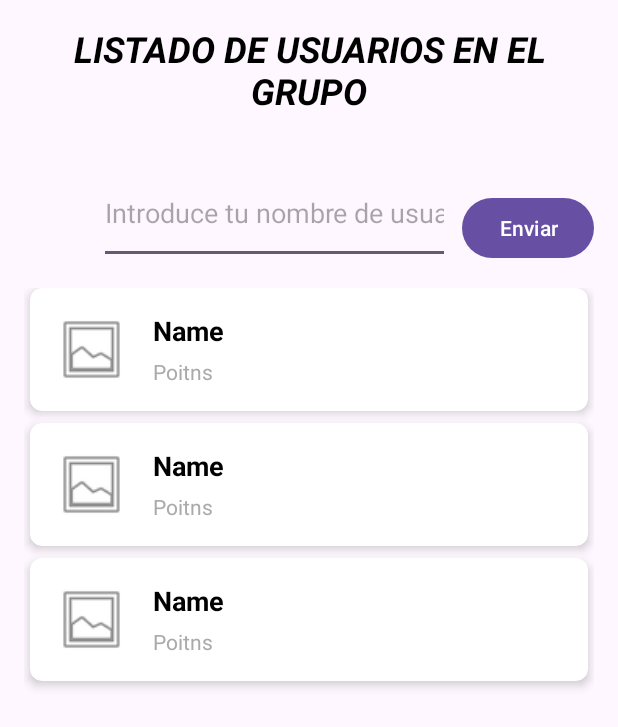
After one commit to pol-p/dsa-minimo2-examen, an Android app: the layout activity_group.xml on its own in the app's theme, with its tools: preview values and no code run, on a phone screen of 412 x 824 dp. The commit adds this screen. Shown: the top 727 px of the screen. Run offline under Robolectric (Android 15) with nearby library versions, the phone set to English and light mode, and no system bars.

Commit message:
Backend(Java) + Frontend(Android)

```diff
--- a/android-frontend/app/src/main/AndroidManifest.xml
+++ b/android-frontend/app/src/main/AndroidManifest.xml
@@ -32,6 +32,8 @@
         <activity android:name=".ui.main.PortalPageActivity" />
         <activity android:name=".ui.ranking.ViewRankingActivity" />
         <activity android:name=".ui.profile.ViewProfileActivity" />
+        <activity android:name=".ui.grupo.GrupoActivity" />
+        <activity android:name=".ui.grupo.MiGrupoActivity"/>
     </application>
 
 </manifest>
--- /dev/null
+++ b/android-frontend/app/src/main/res/layout/activity_group.xml
@@ -0,0 +1,68 @@
+<?xml version="1.0" encoding="utf-8"?>
+<androidx.constraintlayout.widget.ConstraintLayout
+    xmlns:android="http://schemas.android.com/apk/res/android"
+    xmlns:app="http://schemas.android.com/apk/res-auto"
+    xmlns:tools="http://schemas.android.com/tools"
+    android:layout_width="match_parent"
+    android:layout_height="match_parent"
+    android:padding="16dp">
+
+    <TextView
+        android:id="@+id/tvTituloPantalla"
+        android:layout_width="wrap_content"
+        android:layout_height="wrap_content"
+        android:text="LISTADO DE USUARIOS EN EL GRUPO"
+        android:textAlignment="center"
+        android:textColor="@android:color/black"
+        android:textSize="24sp"
+        android:textStyle="bold|italic"
+        app:layout_constraintEnd_toEndOf="parent"
+        app:layout_constraintHorizontal_bias="0.0"
+        app:layout_constraintStart_toStartOf="parent"
+        app:layout_constraintTop_toTopOf="parent" />
+
+    <EditText
+        android:id="@+id/textUsrname"
+        android:layout_width="234dp"
+        android:layout_height="67dp"
+        android:layout_marginTop="32dp"
+        android:layout_marginEnd="8dp"
+        android:hint="Introduce tu nombre de usuario"
+        android:inputType="text"
+        app:layout_constraintEnd_toStartOf="@+id/btnEnviar"
+        app:layout_constraintHorizontal_bias="1.0"
+        app:layout_constraintStart_toStartOf="parent"
+        app:layout_constraintTop_toBottomOf="@+id/tvTituloPantalla" />
+
+    <Button
+        android:id="@+id/btnEnviar"
+        android:layout_width="wrap_content"
+        android:layout_height="wrap_content"
+        android:text="Enviar"
+        app:layout_constraintBottom_toBottomOf="@+id/textUsrname"
+        app:layout_constraintEnd_toEndOf="parent"
+        app:layout_constraintTop_toTopOf="@+id/textUsrname"
+        app:layout_constraintVertical_bias="1.0" />
+
+    <androidx.recyclerview.widget.RecyclerView
+        android:id="@+id/XReciclerView"
+        android:layout_width="0dp"
+        android:layout_height="0dp"
+        android:layout_marginTop="16dp"
+        app:layout_constraintTop_toBottomOf="@+id/textUsrname"
+        app:layout_constraintBottom_toBottomOf="parent"
+        app:layout_constraintStart_toStartOf="parent"
+        app:layout_constraintEnd_toEndOf="parent"
+        tools:listitem="@layout/row_usr_grupo"/>
+
+    <ProgressBar
+        android:id="@+id/progressBarX"
+        android:layout_width="wrap_content"
+        android:layout_height="wrap_content"
+        android:visibility="gone"
+        app:layout_constraintTop_toTopOf="parent"
+        app:layout_constraintBottom_toBottomOf="parent"
+        app:layout_constraintStart_toStartOf="parent"
+        app:layout_constraintEnd_toEndOf="parent" />
+
+</androidx.constraintlayout.widget.ConstraintLayout>
--- /dev/null
+++ b/android-frontend/app/src/main/res/layout/row_usr_grupo.xml
@@ -0,0 +1,54 @@
+<?xml version="1.0" encoding="utf-8"?>
+<androidx.cardview.widget.CardView
+    xmlns:android="http://schemas.android.com/apk/res/android"
+    xmlns:app="http://schemas.android.com/apk/res-auto"
+    android:layout_width="match_parent"
+    android:layout_height="wrap_content"
+    android:layout_marginBottom="8dp"
+    android:layout_marginHorizontal="4dp"
+    app:cardCornerRadius="8dp"
+    app:cardElevation="4dp">
+
+    <androidx.constraintlayout.widget.ConstraintLayout
+        android:layout_width="match_parent"
+        android:layout_height="wrap_content"
+        android:padding="16dp">
+
+        <ImageView
+            android:id="@+id/ivIcono"
+            android:layout_width="50dp"
+            android:layout_height="50dp"
+            android:src="@android:drawable/ic_menu_gallery"
+            app:layout_constraintStart_toStartOf="parent"
+            app:layout_constraintTop_toTopOf="parent"
+            app:layout_constraintBottom_toBottomOf="parent"/>
+
+        <TextView
+            android:id="@+id/tvName"
+            android:layout_width="0dp"
+            android:layout_height="wrap_content"
+            android:text="Name"
+            android:textSize="18sp"
+            android:textStyle="bold"
+            android:textColor="@android:color/black"
+            android:layout_marginStart="16dp"
+            app:layout_constraintStart_toEndOf="@+id/ivIcono"
+            app:layout_constraintTop_toTopOf="parent"
+            app:layout_constraintEnd_toEndOf="parent"/>
+
+        <TextView
+            android:id="@+id/tvPoints"
+            android:layout_width="0dp"
+            android:layout_height="wrap_content"
+            android:text="Poitns"
+            android:textSize="14sp"
+            android:textColor="@android:color/darker_gray"
+            android:layout_marginStart="16dp"
+            android:layout_marginTop="4dp"
+            app:layout_constraintStart_toEndOf="@+id/ivIcono"
+            app:layout_constraintTop_toBottomOf="@+id/tvName"
+            app:layout_constraintEnd_toEndOf="parent"
+            app:layout_constraintBottom_toBottomOf="parent"/>
+
+    </androidx.constraintlayout.widget.ConstraintLayout>
+</androidx.cardview.widget.CardView>
```
Also changed, not shown: android-frontend/app/src/main/java/edu/upc/dsa_android_DriveNdodge/api/GrupoService.java (added, +17 -0 lines), android-frontend/app/src/main/java/edu/upc/dsa_android_DriveNdodge/models/Pregunta.java (deleted, +0 -39 lines), android-frontend/app/src/main/java/edu/upc/dsa_android_DriveNdodge/models/UsrMinimo2.java (added, +49 -0 lines), android-frontend/app/src/main/java/edu/upc/dsa_android_DriveNdodge/ui/grupo/GrupoActivity.java (added, +78 -0 lines), android-frontend/app/src/main/java/edu/upc/dsa_android_DriveNdodge/ui/grupo/GrupoAdapter.java (added, +58 -0 lines), android-frontend/app/src/main/java/edu/upc/dsa_android_DriveNdodge/ui/grupo/MiGrupoActivity.java (added, +92 -0 lines), android-frontend/app/src/main/java/edu/upc/dsa_android_DriveNdodge/ui/main/PortalPageActivity.java (+14 -1 lines), android-frontend/app/src/main/res/layout/activity_migroup.xml (added, +43 -0 lines), android-frontend/app/src/main/res/layout/activity_portalpage.xml (+16 -0 lines), java-backend/src/main/java/database/impl/BaseDeDatosHashMap.java (+8 -0 lines), java-backend/src/main/java/database/models/UsrMinimo2.java (added, +50 -0 lines), java-backend/src/main/java/services/GrupoService.java (added, +97 -0 lines), 1 other file.
